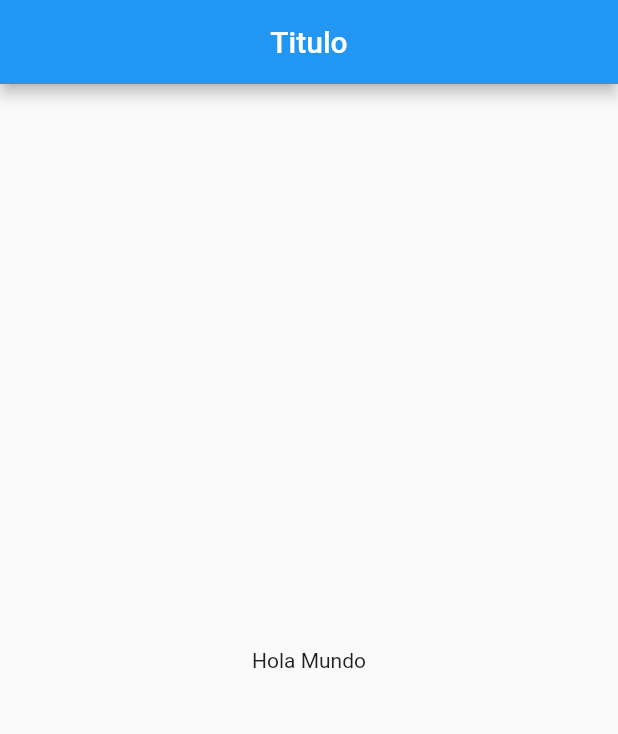
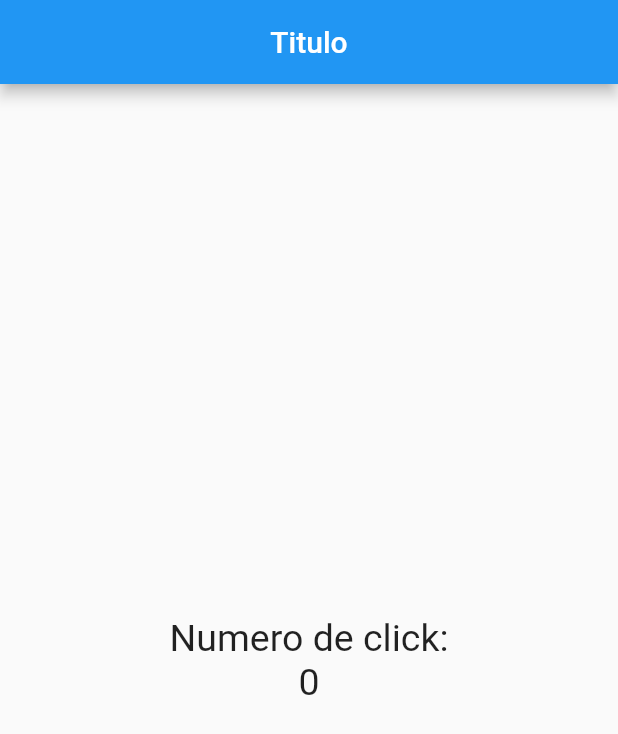
Before and after one commit to AaronPitarch/Flutter, a Flutter app: the screen it shows after launch, on a phone screen of 412 x 824 dp. Shown: the top 734 px of the screen. Run offline on Flutter 3.47's test engine with Material 2 defaults, Android fonts, the phone set to English and light mode, and no system bars.

Commit message:
Columna y estilo

```diff
--- a/lib/src/pages/home_page.dart
+++ b/lib/src/pages/home_page.dart
@@ -1,6 +1,8 @@
 import 'package:flutter/material.dart';
 
 class HomePage extends StatelessWidget {
+
+ final estiloTexto = new TextStyle(fontSize: 25);
 
   @override
   Widget build(BuildContext context) {
@@ -11,7 +13,13 @@ class HomePage extends StatelessWidget {
       ),
 
       body: Center(
-        child: Text('Hola Mundo'),
+        child: Column(
+          mainAxisAlignment: MainAxisAlignment.center,
+          children: [
+            Text('Numero de click:', style: estiloTexto),
+            Text('0', style: estiloTexto),
+          ],
+        )
       ),
     );
   }
```
